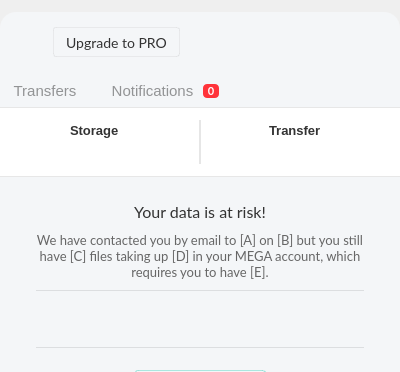
This is src/MEGASync/gui/macx/InfoDialog.ui in meganz/MEGAsync as Qt 5 draws it before an edit; both pictures show x 0 to 400 and y 0 to 372 of the 400 by 576 pixel window. The edited form follows.
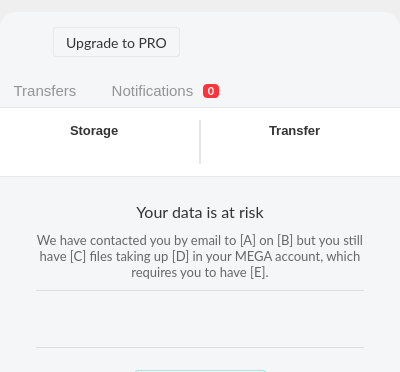
This is the edited form. Icons and pictures are not drawn. Custom widgets are drawn as their Qt base class.

Diff of the .ui file:
```diff
--- a/src/MEGASync/gui/macx/InfoDialog.ui
+++ b/src/MEGASync/gui/macx/InfoDialog.ui
@@ -1987,7 +1987,7 @@
 }</string>
                                </property>
                                <property name="text">
-                                <string>Your data is at risk!</string>
+                                <string>Your data is at risk</string>
                                </property>
                                <property name="alignment">
                                 <set>Qt::AlignCenter</set>
```
